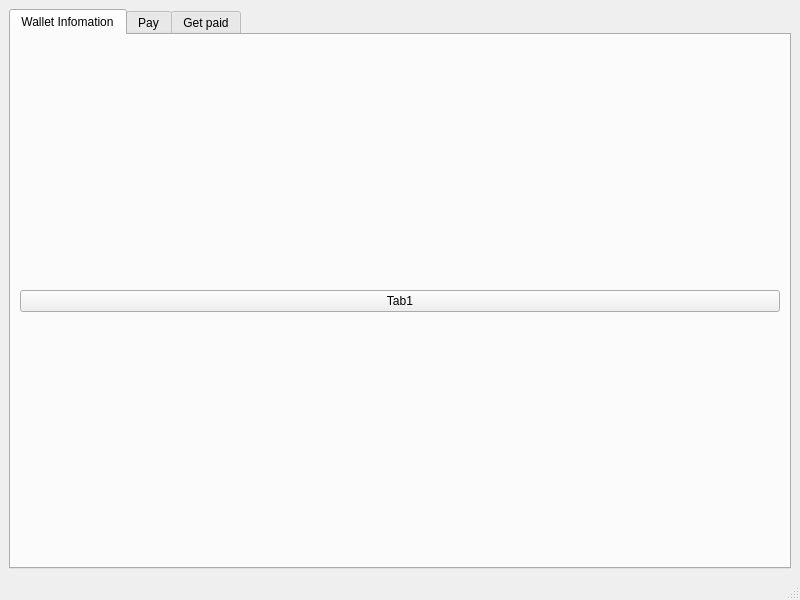
First picture: the form in qt/forms/mainwindow.ui, repository uebian/tronwallet, before the edit.
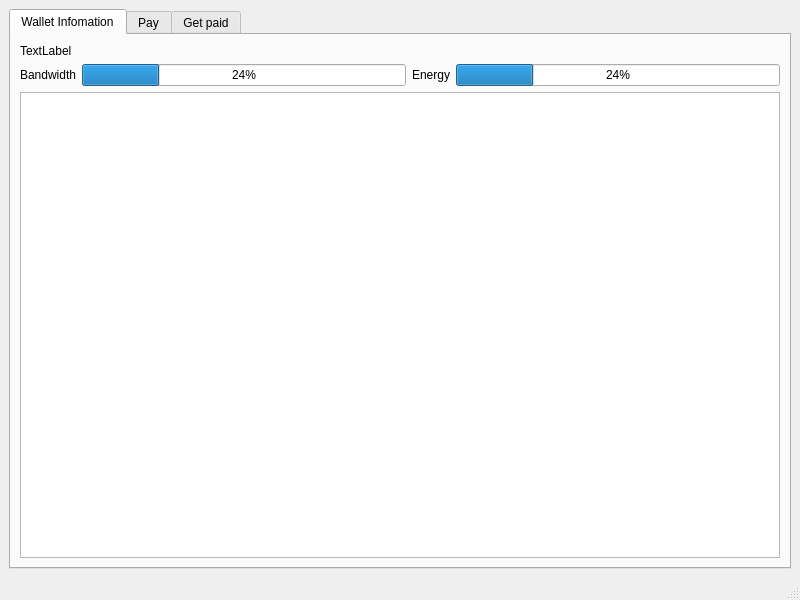
Second picture: the form after the edit. The open tabs and pages were chosen to show the change.

Diff of the .ui file:
```diff
--- a/qt/forms/mainwindow.ui
+++ b/qt/forms/mainwindow.ui
@@ -26,11 +26,50 @@
        </attribute>
        <layout class="QVBoxLayout" name="verticalLayout">
         <item>
-         <widget class="QPushButton" name="pushButton">
-          <property name="text">
-           <string>Tab1</string>
-          </property>
-         </widget>
+         <layout class="QHBoxLayout" name="horizontalLayout">
+          <item>
+           <widget class="QLabel" name="labelBalance">
+            <property name="text">
+             <string>TextLabel</string>
+            </property>
+           </widget>
+          </item>
+         </layout>
+        </item>
+        <item>
+         <layout class="QHBoxLayout" name="horizontalLayout">
+          <item>
+           <widget class="QLabel" name="labelBandwidth">
+            <property name="text">
+             <string>Bandwidth</string>
+            </property>
+           </widget>
+          </item>
+          <item>
+           <widget class="QProgressBar" name="pbBandwidth">
+            <property name="value">
+             <number>24</number>
+            </property>
+           </widget>
+          </item>
+          <item>
+           <widget class="QLabel" name="labelEnergy">
+            <property name="text">
+             <string>Energy</string>
+            </property>
+           </widget>
+          </item>
+          <item>
+           <widget class="QProgressBar" name="pbEnergy">
+            <property name="value">
+             <number>24</number>
+            </property>
+           </widget>
+          </item>
+         </layout>
+        </item>
+        <item>
+         <widget class="QListView" name="listView"/>
         </item>
        </layout>
       </widget>
```
Left out of the diff: 2 changed lines with no effect on the pictures.
